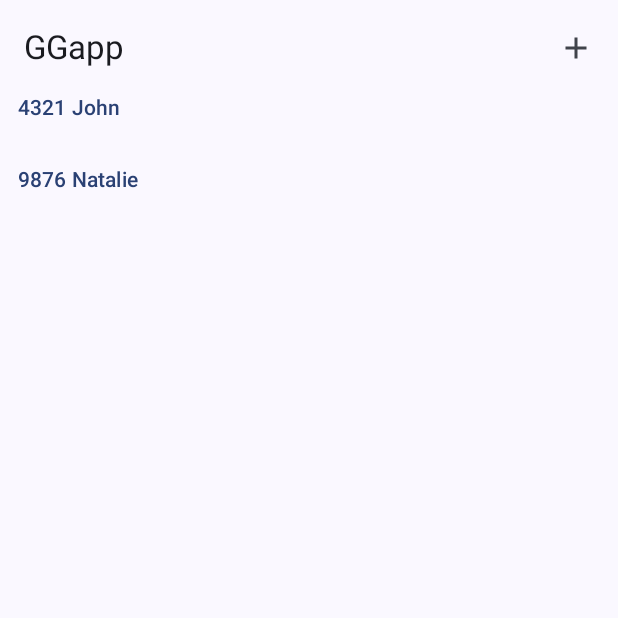
After one commit to karkos16/GGapp, an Android app built with Jetpack Compose: the composable HomeScreen shown on its own in the app's theme, on a phone screen of 412 x 824 dp, the top half of it. The commit adds this screen. Run offline under Robolectric (Android 15) with nearby library versions, the phone set to English and light mode, and no system bars; libraries missing offline, so code that uses them is left out: com.ramcosta.composedestinations; 1 statement that could not run was skipped.

Commit message:
add HomeScreen

```diff
--- a/GGapp/app/build.gradle.kts
+++ b/GGapp/app/build.gradle.kts
@@ -1,6 +1,7 @@
 plugins {
     alias(libs.plugins.androidApplication)
     alias(libs.plugins.jetbrainsKotlinAndroid)
+    id("com.google.devtools.ksp") version "1.9.0-1.0.13"
 }
 
 android {
@@ -66,4 +67,6 @@ dependencies {
     androidTestImplementation(libs.androidx.ui.test.junit4)
     debugImplementation(libs.androidx.ui.tooling)
     debugImplementation(libs.androidx.ui.test.manifest)
+    implementation(libs.core)
+    ksp(libs.ksp)
 }
--- /dev/null
+++ b/GGapp/app/src/main/java/com/example/ggapp/presentation/ui/HomeScreen.kt
@@ -0,0 +1,70 @@
+package com.example.ggapp.presentation.ui
+
+import android.annotation.SuppressLint
+import androidx.compose.foundation.layout.Row
+import androidx.compose.foundation.layout.fillMaxSize
+import androidx.compose.foundation.lazy.LazyColumn
+import androidx.compose.material.icons.Icons
+import androidx.compose.material.icons.filled.Add
+import androidx.compose.material3.ExperimentalMaterial3Api
+import androidx.compose.material3.Icon
+import androidx.compose.material3.IconButton
+import androidx.compose.material3.Scaffold
+import androidx.compose.material3.Text
+import androidx.compose.material3.TextButton
+import androidx.compose.material3.TopAppBar
+import androidx.compose.runtime.Composable
+import androidx.compose.ui.Modifier
+import androidx.lifecycle.viewmodel.compose.viewModel
+import com.example.ggapp.presentation.viewModels.HomeViewModel
+import com.ramcosta.composedestinations.annotation.Destination
+import com.ramcosta.composedestinations.navigation.DestinationsNavigator
+
+@OptIn(ExperimentalMaterial3Api::class)
+@SuppressLint("UnusedMaterial3ScaffoldPaddingParameter")
+@Destination
+@Composable
+fun HomeScreen(
+    navigator: DestinationsNavigator
+) {
+
+    val viewModel = viewModel<HomeViewModel>()
+
+    Scaffold(
+        topBar = {
+            TopAppBar(
+                title = { Text(text = "GGapp") },
+                actions = {
+                    AddContactButton()
+                }
+            )
+        },
+        content = {
+            Content(viewModel, navigator)
+        }
+    )
+}
+
+@Composable
+fun AddContactButton() {
+    IconButton(onClick = { /*TODO*/ }) {
+        Icon(
+            imageVector = Icons.Filled.Add,
+            contentDescription = "Add contact"
+        )
+    }
+}
+
+@Composable
+fun Content(viewModel: HomeViewModel, navigator: DestinationsNavigator) {
+    LazyColumn(modifier = Modifier.fillMaxSize()) {
+        viewModel.addedUsers.forEach { userInfo ->
+            item {
+                TextButton(onClick = { /*TODO*/ }) {
+                    Text(text = userInfo.id.toString() + " " + userInfo.username)
+                }
+            }
+
+        }
+    }
+}
--- /dev/null
+++ b/GGapp/app/src/main/java/com/example/ggapp/presentation/viewModels/HomeViewModel.kt
@@ -0,0 +1,37 @@
+package com.example.ggapp.presentation.viewModels
+
+import androidx.lifecycle.ViewModel
+
+data class UserInfo(
+    val id: Int,
+    val username: String
+)
+
+class HomeViewModel: ViewModel() {
+
+
+
+     var addedUsers = mutableListOf(
+        UserInfo(
+            1234,
+            "Bob"
+        ),
+        UserInfo(
+            4321,
+            "John"
+        ),
+        UserInfo(
+            9876,
+            "Natalie"
+        )
+    )
+        private set
+
+    fun addUser(user: UserInfo) {
+        addedUsers.add(user)
+    }
+
+
+
+
+}
--- a/GGapp/gradle/libs.versions.toml
+++ b/GGapp/gradle/libs.versions.toml
@@ -1,5 +1,6 @@
 [versions]
 agp = "8.1.4"
+core = "1.9.55"
 kotlin = "1.9.0"
 coreKtx = "1.12.0"
 junit = "4.13.2"
@@ -11,6 +12,7 @@ composeBom = "2023.08.00"
 
 [libraries]
 androidx-core-ktx = { group = "androidx.core", name = "core-ktx", version.ref = "coreKtx" }
+core = { module = "io.github.raamcosta.compose-destinations:core", version.ref = "core" }
 junit = { group = "junit", name = "junit", version.ref = "junit" }
 androidx-junit = { group = "androidx.test.ext", name = "junit", version.ref = "junitVersion" }
 androidx-espresso-core = { group = "androidx.test.espresso", name = "espresso-core", version.ref = "espressoCore" }
@@ -24,6 +26,7 @@ androidx-ui-tooling-preview = { group = "androidx.compose.ui", name = "ui-toolin
 androidx-ui-test-manifest = { group = "androidx.compose.ui", name = "ui-test-manifest" }
 androidx-ui-test-junit4 = { group = "androidx.compose.ui", name = "ui-test-junit4" }
 androidx-material3 = { group = "androidx.compose.material3", name = "material3" }
+ksp = { module = "io.github.raamcosta.compose-destinations:ksp", version.ref = "core" }
 
 [plugins]
 androidApplication = { id = "com.android.application", version.ref = "agp" }
```
Also changed, not shown: GGapp/app/src/main/java/com/example/ggapp/MainActivity.kt (+6 -17 lines), GGapp/app/src/main/java/com/example/ggapp/presentation/ui/ConversationScreen.kt (added, +10 -0 lines), GGapp/app/src/main/java/com/example/ggapp/presentation/ui/GetIDScreen.kt (added, +44 -0 lines), GGapp/app/src/main/java/com/example/ggapp/presentation/viewModels/MainViewModel.kt (added, +15 -0 lines).
